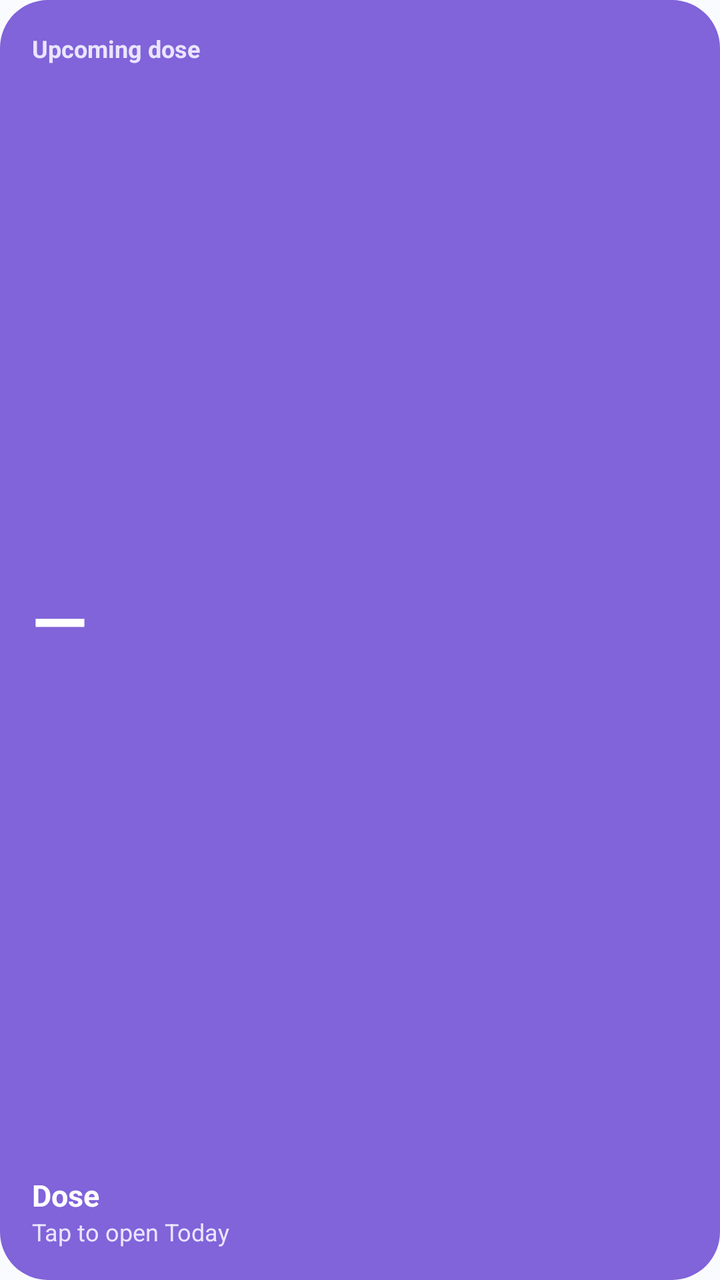
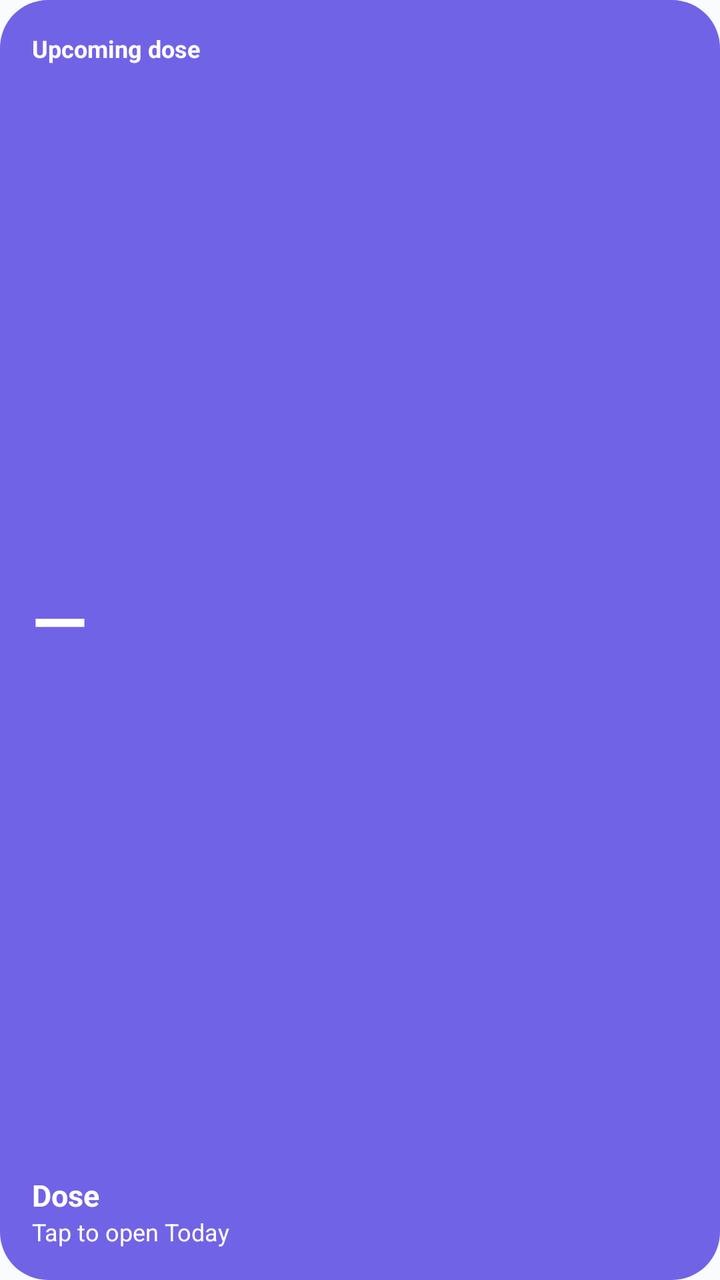

Compare the two renders of this Android layout. The source of the first and the diff that turns it into the second are given below.
<!-- AndroidManifest.xml: application theme Theme.Dose -->
<!-- res/layout/widget_upcoming_dose.xml -->
<?xml version="1.0" encoding="utf-8"?>
<LinearLayout xmlns:android="http://schemas.android.com/apk/res/android"
    android:id="@+id/widget_root" android:layout_width="match_parent" android:layout_height="match_parent"
    android:orientation="vertical" android:padding="16dp" android:background="@drawable/widget_background">
    <TextView android:id="@+id/widget_title" android:layout_width="match_parent" android:layout_height="wrap_content"
        android:text="@string/upcoming_dose" android:textColor="#E9E5FF" android:textSize="12sp" android:textStyle="bold" android:maxLines="1" android:ellipsize="end" />
    <LinearLayout android:layout_width="match_parent" android:layout_height="0dp" android:layout_weight="1" android:gravity="center_vertical" android:orientation="horizontal">
        <TextView android:id="@+id/widget_time" android:layout_width="0dp" android:layout_weight="1" android:layout_height="wrap_content"
            android:text="—" android:textColor="#FFFFFF" android:textSize="36sp" android:textStyle="bold" android:maxLines="1" />
        <ImageView android:id="@+id/widget_icon" android:layout_width="38dp" android:layout_height="38dp" android:scaleType="fitEnd"
            android:contentDescription="@null" />
    </LinearLayout>
    <TextView android:id="@+id/widget_name" android:layout_width="match_parent" android:layout_height="wrap_content"
        android:text="@string/app_name" android:textColor="#FFFFFF" android:textSize="15sp" android:textStyle="bold" android:maxLines="1" android:ellipsize="end" />
    <TextView android:id="@+id/widget_dose" android:layout_width="match_parent" android:layout_height="wrap_content"
        android:text="@string/widget_open_today" android:textColor="#E9E5FF" android:textSize="12sp" android:maxLines="1" android:ellipsize="end" />
</LinearLayout>
<!-- resources referenced by this layout -->
<resources>
  <!-- drawable widget_background (drawable) -->
  <?xml version="1.0" encoding="utf-8"?>
  <shape xmlns:android="http://schemas.android.com/apk/res/android" android:shape="rectangle">
      <corners android:radius="24dp" /><solid android:color="#8163DA" />
  </shape>
  <string name="app_name" translatable="false">Dose</string>
  <string name="upcoming_dose">"Upcoming dose"</string>
  <string name="widget_open_today">"Tap to open Today"</string>
  <style name="Theme.Dose" parent="Theme.Dose.Light" />
  <style name="Theme.Dose.Light" parent="Theme.Dose.Base.Light" />
  <style name="Theme.Dose.Base.Light" parent="android:style/Theme.Material.Light.NoActionBar">
          <item name="android:windowBackground">#FAFBFE</item>
          <item name="android:statusBarColor">#FAFBFE</item>
          <item name="android:navigationBarColor">#FFFFFF</item>
          <item name="android:windowLightStatusBar">true</item>
          <item name="android:colorAccent">#7163E5</item>
      </style>
</resources>

<!-- the commit's change to res/layout/widget_upcoming_dose.xml (unified diff, before → after) -->
@@ -3,7 +3,7 @@
     android:id="@+id/widget_root" android:layout_width="match_parent" android:layout_height="match_parent"
     android:orientation="vertical" android:padding="16dp" android:background="@drawable/widget_background">
     <TextView android:id="@+id/widget_title" android:layout_width="match_parent" android:layout_height="wrap_content"
-        android:text="@string/upcoming_dose" android:textColor="#E9E5FF" android:textSize="12sp" android:textStyle="bold" android:maxLines="1" android:ellipsize="end" />
+        android:text="@string/upcoming_dose" android:textColor="@color/dose_on_brand" android:textSize="12sp" android:textStyle="bold" android:maxLines="1" android:ellipsize="end" />
     <LinearLayout android:layout_width="match_parent" android:layout_height="0dp" android:layout_weight="1" android:gravity="center_vertical" android:orientation="horizontal">
         <TextView android:id="@+id/widget_time" android:layout_width="0dp" android:layout_weight="1" android:layout_height="wrap_content"
             android:text="—" android:textColor="#FFFFFF" android:textSize="36sp" android:textStyle="bold" android:maxLines="1" />
@@ -13,5 +13,5 @@
     <TextView android:id="@+id/widget_name" android:layout_width="match_parent" android:layout_height="wrap_content"
         android:text="@string/app_name" android:textColor="#FFFFFF" android:textSize="15sp" android:textStyle="bold" android:maxLines="1" android:ellipsize="end" />
     <TextView android:id="@+id/widget_dose" android:layout_width="match_parent" android:layout_height="wrap_content"
-        android:text="@string/widget_open_today" android:textColor="#E9E5FF" android:textSize="12sp" android:maxLines="1" android:ellipsize="end" />
+        android:text="@string/widget_open_today" android:textColor="@color/dose_on_brand" android:textSize="12sp" android:maxLines="1" android:ellipsize="end" />
 </LinearLayout>
<!-- resource entries referenced after the edit -->
@@ -1,14 +1,16 @@
 <!-- resources referenced by this layout -->
 <resources>
+  <color name="dose_on_brand">#FFFFFF</color>
   <!-- drawable widget_background (drawable) -->
   <?xml version="1.0" encoding="utf-8"?>
   <shape xmlns:android="http://schemas.android.com/apk/res/android" android:shape="rectangle">
-      <corners android:radius="24dp" /><solid android:color="#8163DA" />
+      <corners android:radius="24dp" /><solid android:color="@color/dose_brand" />
   </shape>
   <string name="app_name" translatable="false">Dose</string>
   <string name="upcoming_dose">"Upcoming dose"</string>
   <string name="widget_open_today">"Tap to open Today"</string>
   <style name="Theme.Dose" parent="Theme.Dose.Light" />
+  <color name="dose_brand">#7163E5</color>
   <style name="Theme.Dose.Light" parent="Theme.Dose.Base.Light" />
   <style name="Theme.Dose.Base.Light" parent="android:style/Theme.Material.Light.NoActionBar">
           <item name="android:windowBackground">#FAFBFE</item>
